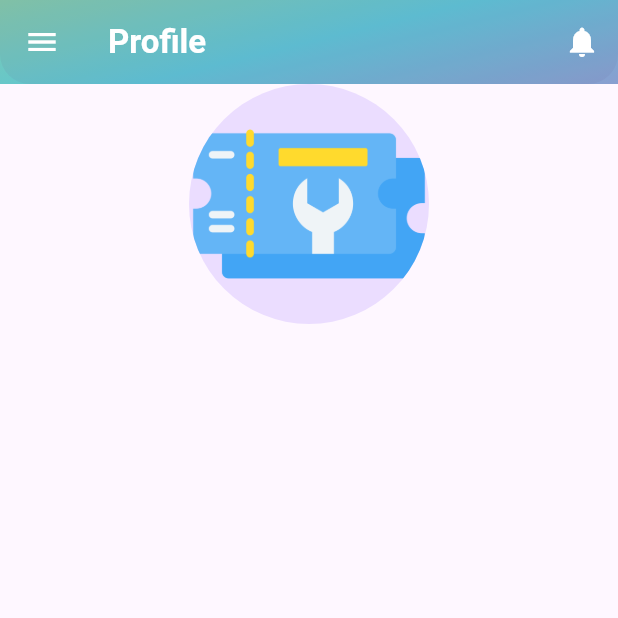
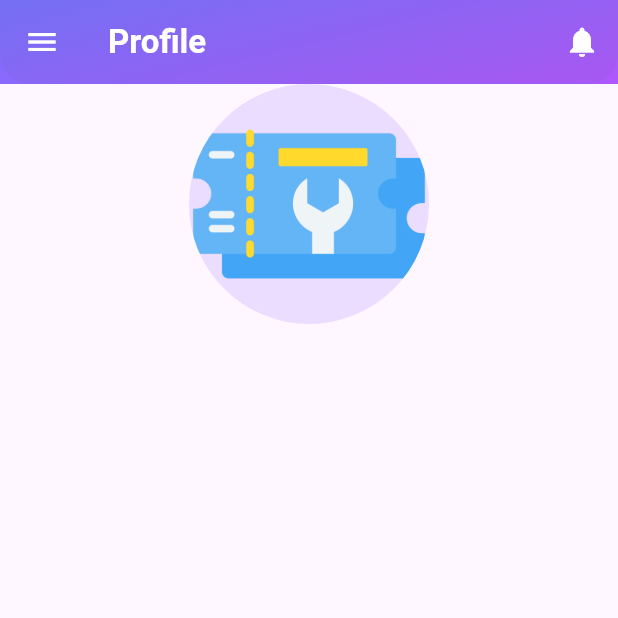
Before and after one commit to Alro127/CorpHub_Mobile, a Flutter app: the ProfilePage screen opened directly, on a phone screen of 412 x 824 dp, the top half of it. Run offline on Flutter 3.47's test engine with Material 3 defaults, Android fonts, the light colour scheme and no system bars; our stand-ins replace geocoding, geolocator; network calls fail.

Commit message:
Update headBar gradient color effect

```diff
--- a/lib/ui/core/widgets/head_bar.dart
+++ b/lib/ui/core/widgets/head_bar.dart
@@ -46,26 +46,7 @@ class _HeadBarState extends State<HeadBar>
             return Container(
               decoration: BoxDecoration(
                 gradient: LinearGradient(
-                    colors: [
-                      HSLColor.fromAHSL(
-                        1,
-                        (_rotation.value * 180 / pi) % 360,
-                        0.6,
-                        0.6,
-                      ).toColor(),
-                      HSLColor.fromAHSL(
-                        1,
-                        ((_rotation.value * 180 / pi) + 120) % 360,
-                        0.6,
-                        0.6,
-                      ).toColor(),
-                      HSLColor.fromAHSL(
-                        1,
-                        ((_rotation.value * 180 / pi) + 240) % 360,
-                        0.6,
-                        0.6,
-                      ).toColor(),
-                    ],
+                  colors: [Colors.blueAccent, Colors.purpleAccent],
                   begin: Alignment.topLeft,
                   end: Alignment.bottomRight,
                   transform: GradientRotation(_controller.value * 2 * 3.1416),
```
